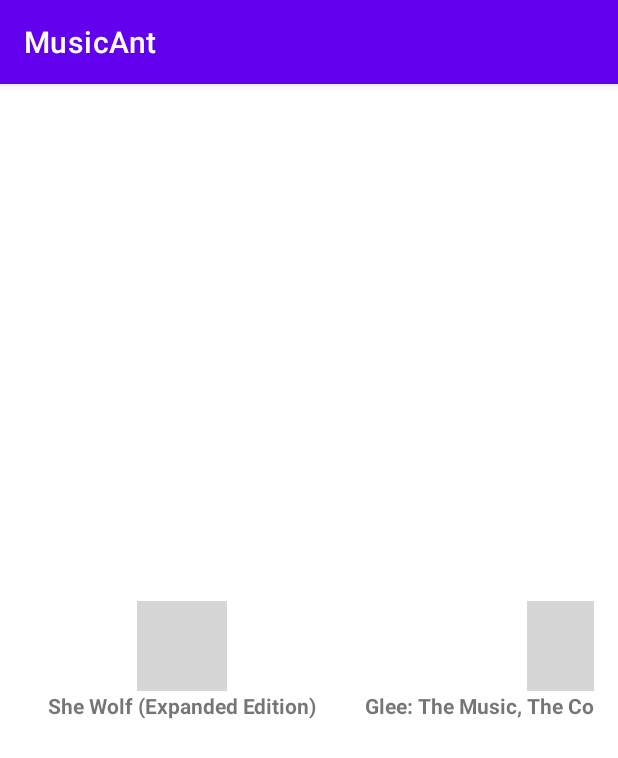
After one commit to gentletempter/MusicAnt, an Android app: the fragment AlbumsFragment placed in its activity, on a phone screen of 412 x 824 dp. The commit adds this screen. Shown: the top 758 px of the screen. Run offline under Robolectric (Android 15) with nearby library versions, the phone set to English and light mode, and no system bars; pictures from the network do not load; grey boxes are pictures that could not be loaded.

Commit message:
Add Top Albums RecyclerView

```diff
--- a/app/src/main/AndroidManifest.xml
+++ b/app/src/main/AndroidManifest.xml
@@ -1,6 +1,9 @@
 <?xml version="1.0" encoding="utf-8"?>
 <manifest xmlns:android="http://schemas.android.com/apk/res/android"
     package="com.example.musicant">
+
+    <uses-permission android:name="android.permission.INTERNET" />
+    <uses-permission android:name="android.permission.ACCESS_NETWORK_STATE" />
 
     <application
         android:allowBackup="true"
--- a/app/src/main/java/com/example/musicant/MainActivity.kt
+++ b/app/src/main/java/com/example/musicant/MainActivity.kt
@@ -3,7 +3,7 @@ package com.example.musicant
 import androidx.appcompat.app.AppCompatActivity
 import android.os.Bundle
 import androidx.fragment.app.Fragment
-import com.example.musicant.mvvm.ui.AuthFragment
+import com.example.musicant.mvvm.ui.auth.AuthFragment
 
 class MainActivity : AppCompatActivity() {
     override fun onCreate(savedInstanceState: Bundle?) {
--- a/app/src/main/java/com/example/musicant/mvvm/MvvmViewModel.kt
+++ b/app/src/main/java/com/example/musicant/mvvm/MvvmViewModel.kt
@@ -2,6 +2,7 @@ package com.example.musicant.mvvm
 
 import androidx.lifecycle.MutableLiveData
 import androidx.lifecycle.ViewModel
+import com.example.musicant.mvvm.model.MvvmAuthModel
 
 class MvvmViewModel : ViewModel() {
     val isSignUpSuccessLiveData = MutableLiveData<Unit>()
--- a/app/src/main/java/com/example/musicant/mvvm/MvvmAuthModel.kt
+++ b/app/src/main/java/com/example/musicant/mvvm/model/MvvmAuthModel.kt
@@ -1,4 +1,4 @@
-package com.example.musicant.mvvm
+package com.example.musicant.mvvm.model
 
 class MvvmAuthModel {
     fun onSignUpClicked(
--- /dev/null
+++ b/app/src/main/java/com/example/musicant/mvvm/model/entity/Album.kt
@@ -0,0 +1,3 @@
+package com.example.musicant.mvvm.model.entity
+
+data class Album(val name: String, val imageUrl: String)
--- /dev/null
+++ b/app/src/main/java/com/example/musicant/mvvm/model/network/NetworkMusicService.kt
@@ -0,0 +1,9 @@
+package com.example.musicant.mvvm.model.network
+
+import com.example.musicant.mvvm.model.entity.Album
+
+interface NetworkMusicService {
+    fun getFavouriteMusic(): List<Any>
+    fun getAlbums(): List<Album>
+    fun updateFavouriteMusic(data: Any)
+}
--- /dev/null
+++ b/app/src/main/java/com/example/musicant/mvvm/model/network/NetworkMusicServiceImpl.kt
@@ -0,0 +1,50 @@
+package com.example.musicant.mvvm.model.network
+
+import com.example.musicant.mvvm.model.entity.Album
+
+class NetworkMusicServiceImpl : NetworkMusicService {
+    private val albums = listOf(
+        Album(
+            "Dynamite",
+            "https://lastfm.freetls.fastly.net/i/u/174s/41b15d8a0ad6a81323b598bfb19cede9.png"
+        ),
+        Album(
+            "Dynamite (Extended)",
+            "https://lastfm.freetls.fastly.net/i/u/174s/0e41a35afb8e2ad81aca9621d420a33f.png"
+        ),
+        Album(
+            "Funk Wav Bounces Vol.1",
+            "https://lastfm.freetls.fastly.net/i/u/174s/a552de6f9f15614d4da59ebf8cd7f5e2.png"
+        ),
+        Album(
+            "pHysicAl",
+            "https://lastfm.freetls.fastly.net/i/u/174s/2894a2fe8c099b5822bd89e0615476f9.png"
+        ),
+        Album(
+            "Abba Gold Anniversary Edition",
+            "https://lastfm.freetls.fastly.net/i/u/174s/21f77cd622ec3ab6e29f13b4a48c9e9d.png"
+        ),
+        Album(
+            "Take the Heat Off Me",
+            "https://lastfm.freetls.fastly.net/i/u/174s/4ca30a06b6bd13a8a694d7c32349151e.png"
+        ),
+        Album(
+            "Glee: The Music, The Complete Season Two",
+            "https://lastfm.freetls.fastly.net/i/u/174s/08c1c917d3b841c990955d5530b1301a.png"
+        ),
+        Album(
+            "She Wolf (Expanded Edition)",
+            "https://lastfm.freetls.fastly.net/i/u/174s/4e856b1f6d0c2a476643b90dbe37a4ea.png"
+        ),
+    )
+
+    override fun getFavouriteMusic(): List<Any> {
+        TODO("Not yet implemented")
+    }
+
+    override fun getAlbums(): List<Album> = albums
+
+    override fun updateFavouriteMusic(data: Any) {
+        TODO("Not yet implemented")
+    }
+}
--- a/app/src/main/java/com/example/musicant/mvvm/ui/AuthFragment.kt
+++ b/app/src/main/java/com/example/musicant/mvvm/ui/auth/AuthFragment.kt
@@ -1,4 +1,4 @@
-package com.example.musicant.mvvm.ui
+package com.example.musicant.mvvm.ui.auth
 
 import android.os.Bundle
 import android.view.LayoutInflater
@@ -11,6 +11,7 @@ import androidx.lifecycle.ViewModelProvider
 import com.example.musicant.MainActivity
 import com.example.musicant.R
 import com.example.musicant.mvvm.MvvmViewModel
+import com.example.musicant.mvvm.ui.music.AlbumsFragment
 import com.google.android.material.textfield.TextInputLayout
 
 class AuthFragment : Fragment() {
@@ -56,7 +57,7 @@ class AuthFragment : Fragment() {
 
     private fun subscribeOnLiveData() {
         viewModel.isSignUpSuccessLiveData.observe(viewLifecycleOwner, {
-            (activity as MainActivity).openNextFragment(SuccessFragment())
+            (activity as MainActivity).openNextFragment(AlbumsFragment())
         })
         viewModel.isSignUpFailLiveData.observe(viewLifecycleOwner, {
             Toast.makeText(context, "Something wrong. Please, retry!", Toast.LENGTH_LONG).show()
--- a/app/src/main/java/com/example/musicant/mvvm/ui/SuccessFragment.kt
+++ b/app/src/main/java/com/example/musicant/mvvm/ui/auth/SuccessFragment.kt
@@ -1,4 +1,4 @@
-package com.example.musicant.mvvm.ui
+package com.example.musicant.mvvm.ui.auth
 
 import android.os.Bundle
 import android.view.LayoutInflater
--- /dev/null
+++ b/app/src/main/java/com/example/musicant/mvvm/ui/music/AlbumsFragment.kt
@@ -0,0 +1,60 @@
+package com.example.musicant.mvvm.ui.music
+
+import android.os.Bundle
+import android.util.Log
+import android.view.LayoutInflater
+import android.view.View
+import android.view.ViewGroup
+import androidx.fragment.app.Fragment
+import androidx.fragment.app.viewModels
+import androidx.recyclerview.widget.LinearLayoutManager
+import androidx.recyclerview.widget.RecyclerView
+import com.example.musicant.R
+import com.example.musicant.mvvm.ui.AlbumRecyclerAdapter
+
+class AlbumsFragment : Fragment() {
+    companion object {
+        private const val TAG = "ListFragment"
+    }
+
+    private val viewModel by viewModels<ListViewModel>()
+    private lateinit var albumsRecyclerView: RecyclerView
+    private var adapter: AlbumRecyclerAdapter? = null
+
+
+    override fun onCreateView(
+        inflater: LayoutInflater,
+        container: ViewGroup?,
+        savedInstanceState: Bundle?
+    ): View? {
+        return inflater.inflate(R.layout.fragment_top_albums, container, false)
+    }
+
+    override fun onViewCreated(view: View, savedInstanceState: Bundle?) {
+        super.onViewCreated(view, savedInstanceState)
+
+//        requireActivity().supportFragmentManager.setFragmentResult(
+//            MainActivity.NAVIGATION_EVENT,
+//            bundleOf(MainActivity.NAVIGATION_EVENT_DATA_KEY to "CountriesFragment Created")
+//        )
+
+        lifecycle.addObserver(viewModel)
+        albumsRecyclerView = view.findViewById(R.id.list_albums)
+        albumsRecyclerView.run {
+            layoutManager =
+                LinearLayoutManager(requireContext(), LinearLayoutManager.HORIZONTAL, true).apply {
+                    stackFromEnd = true
+                }
+        }
+
+        subscribeToLiveData()
+    }
+
+    private fun subscribeToLiveData() {
+        viewModel.albumsLiveData.observe(viewLifecycleOwner, { albums ->
+            adapter = AlbumRecyclerAdapter(albums) { album -> Log.d(TAG, album.toString()) }
+            albumsRecyclerView.adapter = adapter
+        })
+    }
+
+}
--- /dev/null
+++ b/app/src/main/java/com/example/musicant/mvvm/ui/music/AlbumsRecyclerAdapter.kt
@@ -0,0 +1,53 @@
+package com.example.musicant.mvvm.ui
+
+import android.view.LayoutInflater
+import android.view.View
+import android.view.ViewGroup
+import android.widget.ImageView
+import android.widget.TextView
+import androidx.recyclerview.widget.RecyclerView
+import com.bumptech.glide.Glide
+import com.example.musicant.R
+import com.example.musicant.mvvm.model.entity.Album
+
+class AlbumRecyclerAdapter(
+    private val albums: List<Album>,
+    private val selectedItem: (Album) -> Unit
+) :
+    RecyclerView.Adapter<AlbumRecyclerAdapter.AlbumViewHolder>() {
+
+    override fun onCreateViewHolder(parent: ViewGroup, viewType: Int): AlbumViewHolder {
+        val view =
+            LayoutInflater.from(parent.context).inflate(R.layout.layout_album_item, parent, false)
+        return AlbumViewHolder(view, selectedItem)
+    }
+
+    override fun onBindViewHolder(holder: AlbumViewHolder, position: Int) {
+        holder.setAlbum(albums[position])
+    }
+
+    override fun getItemCount(): Int = albums.size
+
+    class AlbumViewHolder(private val view: View, val selectedItem: (Album) -> Unit) :
+        RecyclerView.ViewHolder(view) {
+
+        private var album: Album? = null
+        private var image: ImageView? = null
+
+        init {
+            view.setOnClickListener {
+                album?.let {
+                    selectedItem(it)
+                }
+            }
+        }
+
+        fun setAlbum(album: Album) {
+            image = view.findViewById(R.id.album_logo)
+
+            this.album = album
+            view.findViewById<TextView>(R.id.album_name).text = album.name
+            image?.let { Glide.with(view.context).load(album.imageUrl).into(it) }
+        }
+    }
+}
--- /dev/null
+++ b/app/src/main/java/com/example/musicant/mvvm/ui/music/ListViewModel.kt
@@ -0,0 +1,28 @@
+package com.example.musicant.mvvm.ui.music
+
+import androidx.lifecycle.*
+import com.example.musicant.mvvm.model.entity.Album
+import com.example.musicant.mvvm.model.network.NetworkMusicService
+import com.example.musicant.mvvm.model.network.NetworkMusicServiceImpl
+
+class ListViewModel : ViewModel(), LifecycleEventObserver {
+
+    val albumsLiveData = MutableLiveData<List<Album>>()
+
+    private val musicModel: NetworkMusicService = NetworkMusicServiceImpl()
+
+    override fun onStateChanged(source: LifecycleOwner, event: Lifecycle.Event) {
+        when (event) {
+            Lifecycle.Event.ON_CREATE -> {
+                println("ON_CREATE")
+                getAlbums()
+            }
+        }
+    }
+
+    private fun getAlbums() {
+        val albums = musicModel.getAlbums()
+        albumsLiveData.value = albums
+    }
+
+}
--- /dev/null
+++ b/app/src/main/res/layout/fragment_top_albums.xml
@@ -0,0 +1,28 @@
+<?xml version="1.0" encoding="utf-8"?>
+<ScrollView xmlns:android="http://schemas.android.com/apk/res/android"
+    xmlns:app="http://schemas.android.com/apk/res-auto"
+    xmlns:tools="http://schemas.android.com/tools"
+    android:layout_width="match_parent"
+    android:layout_height="match_parent"
+    android:background="@android:color/white"
+    android:fillViewport="true"
+    tools:ignore="ScrollViewCount">
+
+    <androidx.constraintlayout.widget.ConstraintLayout
+        android:layout_width="match_parent"
+        android:layout_height="wrap_content"
+        android:background="@android:color/white">
+
+        <androidx.recyclerview.widget.RecyclerView
+            android:id="@+id/list_albums"
+            android:layout_width="match_parent"
+            android:layout_height="wrap_content"
+            android:layout_marginStart="16dp"
+            android:layout_marginEnd="16dp"
+            app:layout_constraintBottom_toBottomOf="parent"
+            app:layout_constraintEnd_toEndOf="parent"
+            app:layout_constraintStart_toStartOf="parent"
+            app:layout_constraintTop_toTopOf="parent" />
+
+    </androidx.constraintlayout.widget.ConstraintLayout>
+</ScrollView>
--- /dev/null
+++ b/app/src/main/res/layout/layout_album_item.xml
@@ -0,0 +1,25 @@
+<?xml version="1.0" encoding="utf-8"?>
+<androidx.appcompat.widget.LinearLayoutCompat xmlns:android="http://schemas.android.com/apk/res/android"
+    xmlns:tools="http://schemas.android.com/tools"
+    android:layout_width="wrap_content"
+    android:layout_height="wrap_content"
+    android:layout_margin="16dp"
+    android:orientation="vertical">
+
+    <ImageView
+        android:id="@+id/album_logo"
+        android:layout_width="60dp"
+        android:layout_height="60dp"
+        android:layout_gravity="center_horizontal"
+        tools:ignore="ContentDescription" />
+
+    <TextView
+        android:id="@+id/album_name"
+        android:layout_width="wrap_content"
+        android:layout_height="wrap_content"
+        android:layout_gravity="center_horizontal"
+        android:ellipsize="end"
+        android:maxLines="1"
+        android:textStyle="bold" />
+
+</androidx.appcompat.widget.LinearLayoutCompat>
--- /dev/null
+++ b/app/src/main/res/values/dimens.xml
@@ -0,0 +1,4 @@
+<?xml version="1.0" encoding="utf-8"?>
+<resources>
+    <dimen name="text_margin">16dp</dimen>
+</resources>
--- a/app/src/main/res/values/strings.xml
+++ b/app/src/main/res/values/strings.xml
@@ -6,4 +6,6 @@
     <string name="confirm_password">Confirm password</string>
     <string name="sign_up">Sign Up</string>
     <string name="success">SUCCESS</string>
+    <!-- TODO: Remove or change this placeholder text -->
+    <string name="hello_blank_fragment">Hello blank fragment</string>
 </resources>
--- a/build.gradle
+++ b/build.gradle
@@ -5,8 +5,8 @@ buildscript {
         mavenCentral()
     }
     dependencies {
-        classpath "com.android.tools.build:gradle:7.0.3"
-        classpath "org.jetbrains.kotlin:kotlin-gradle-plugin:1.5.31"
+        classpath 'com.android.tools.build:gradle:7.0.4'
+        classpath 'org.jetbrains.kotlin:kotlin-gradle-plugin:1.6.10'
 
         // NOTE: Do not place your application dependencies here; they belong
         // in the individual module build.gradle files
```
Also changed, not shown: app/build.gradle (+18 -5 lines).
